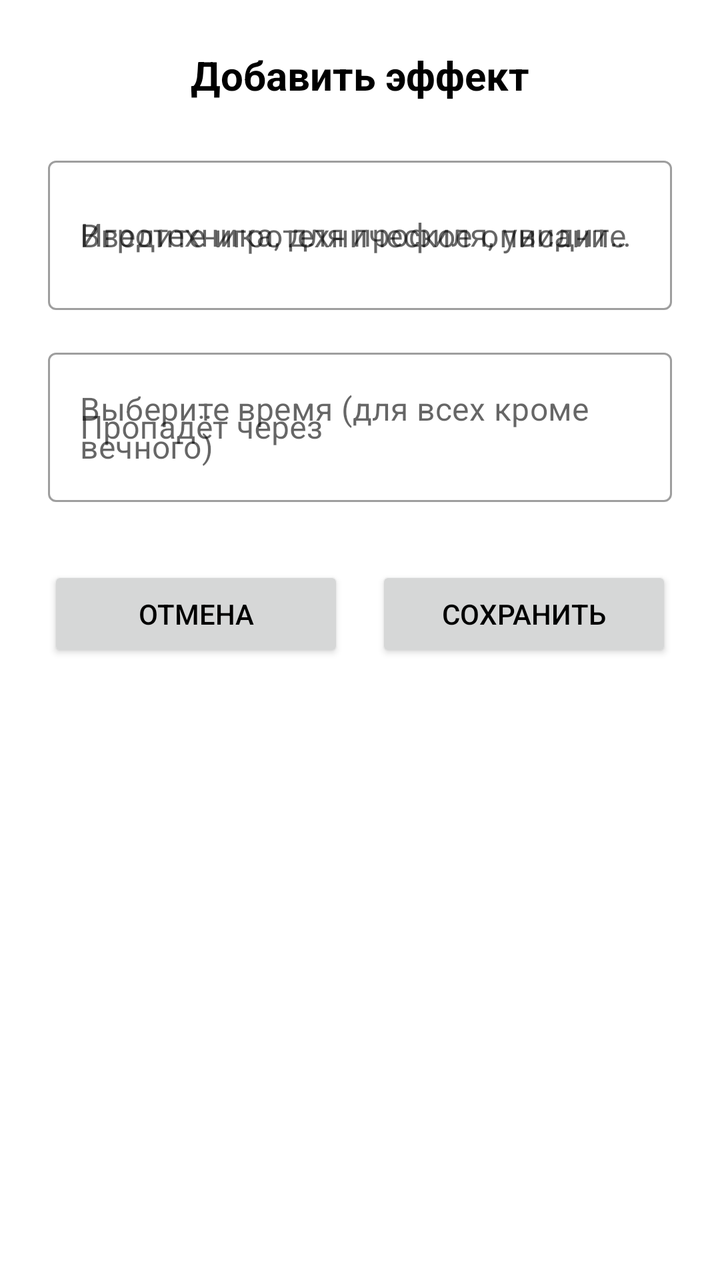
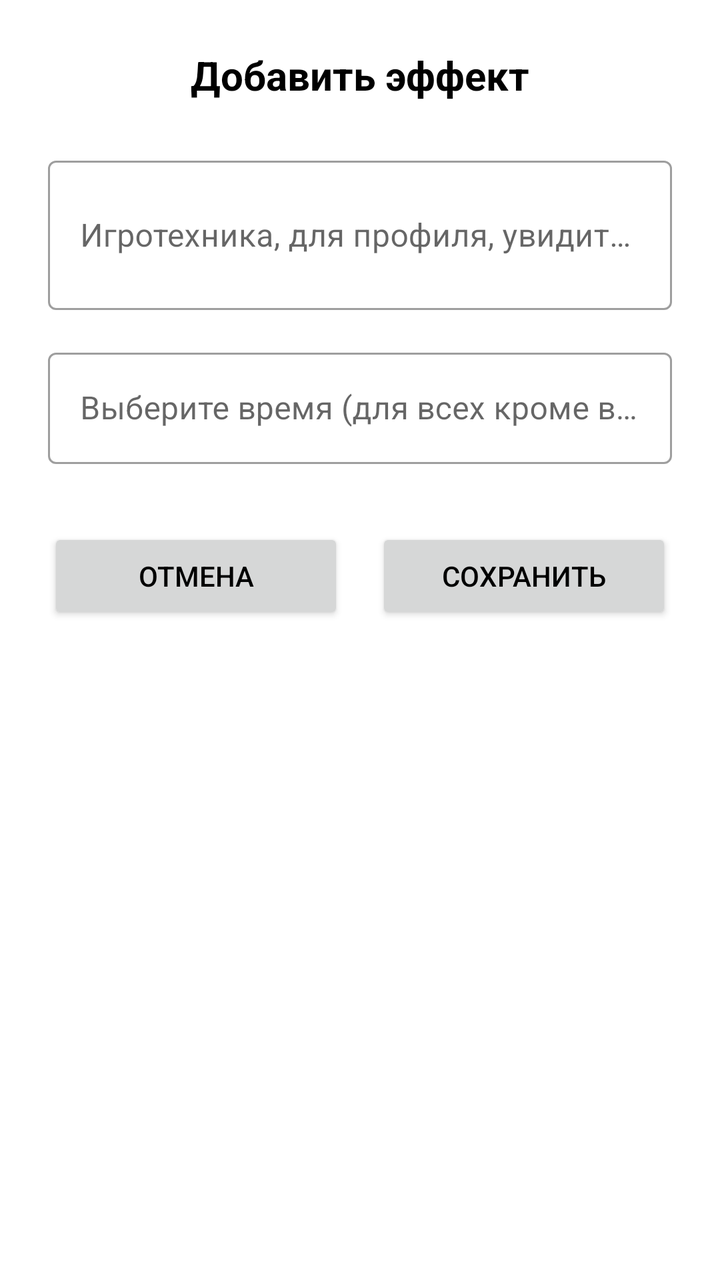

Compare the two renders of this Android layout. The source of the first and the diff that turns it into the second are given below.
<!-- AndroidManifest.xml: application theme Theme.Shift -->
<!-- res/layout/dialog_add_effect.xml -->
<?xml version="1.0" encoding="utf-8"?>
<LinearLayout xmlns:android="http://schemas.android.com/apk/res/android"
    android:layout_width="match_parent"
    android:layout_height="wrap_content"
    android:orientation="vertical"
    android:padding="24dp">

    <TextView
        android:layout_width="match_parent"
        android:layout_height="wrap_content"
        android:text="Добавить эффект"
        android:textSize="20sp"
        android:textStyle="bold"
        android:layout_marginBottom="24dp"
        android:gravity="center" />

    
    <com.google.android.material.textfield.TextInputLayout
        android:id="@+id/textToShowPlayersLayout"
        android:layout_width="match_parent"
        android:layout_height="wrap_content"
        android:layout_marginBottom="16dp"
        android:hint="@string/gametech"
        style="@style/Widget.MaterialComponents.TextInputLayout.OutlinedBox">

        <com.google.android.material.textfield.TextInputEditText
            android:id="@+id/textToShowPlayersInput"
            android:layout_width="match_parent"
            android:layout_height="wrap_content"
            android:inputType="textMultiLine"
            android:minLines="2"
            android:maxLines="4"
            android:text=""
            android:hint="@string/gametech_hint" />

    </com.google.android.material.textfield.TextInputLayout>

    
    <com.google.android.material.textfield.TextInputLayout
        android:id="@+id/timeToLiveLayout"
        android:layout_width="match_parent"
        android:layout_height="wrap_content"
        android:layout_marginBottom="16dp"
        android:hint="@string/time_to_live"
        style="@style/Widget.MaterialComponents.TextInputLayout.OutlinedBox">

        <com.google.android.material.textfield.TextInputEditText
            android:id="@+id/timeToLiveInput"
            android:layout_width="match_parent"
            android:layout_height="wrap_content"
            android:inputType="none"
            android:focusable="false"
            android:clickable="true"
            android:text=""
            android:hint="@string/time_to_live_hint" />

    </com.google.android.material.textfield.TextInputLayout>

    
    <com.google.android.material.textfield.TextInputLayout
        android:id="@+id/markTypeLayout"
        android:layout_width="match_parent"
        android:layout_height="wrap_content"
        android:layout_marginBottom="16dp"
        android:hint="Тип метки"
        android:visibility="gone"
        style="@style/Widget.MaterialComponents.TextInputLayout.OutlinedBox">

        <com.google.android.material.textfield.TextInputEditText
            android:id="@+id/markTypeInput"
            android:layout_width="match_parent"
            android:layout_height="wrap_content"
            android:inputType="none"
            android:focusable="false"
            android:clickable="true"
            android:text=""
            android:hint="Выберите тип метки" />

    </com.google.android.material.textfield.TextInputLayout>

    
    <LinearLayout
        android:id="@+id/markFieldsLayout"
        android:layout_width="match_parent"
        android:layout_height="wrap_content"
        android:orientation="vertical"
        android:visibility="gone">

        
        <com.google.android.material.textfield.TextInputLayout
            android:id="@+id/markNameLayout"
            android:layout_width="match_parent"
            android:layout_height="wrap_content"
            android:layout_marginBottom="16dp"
            android:hint="Название метки"
            style="@style/Widget.MaterialComponents.TextInputLayout.OutlinedBox">

            <com.google.android.material.textfield.TextInputEditText
                android:id="@+id/markNameInput"
                android:layout_width="match_parent"
                android:layout_height="wrap_content"
                android:inputType="text"
                android:text=""
                android:hint="Введите название метки" />

        </com.google.android.material.textfield.TextInputLayout>

        
        <com.google.android.material.textfield.TextInputLayout
            android:id="@+id/markDescriptionLayout"
            android:layout_width="match_parent"
            android:layout_height="wrap_content"
            android:layout_marginBottom="16dp"
            android:hint="Описание метки"
            style="@style/Widget.MaterialComponents.TextInputLayout.OutlinedBox">

            <com.google.android.material.textfield.TextInputEditText
                android:id="@+id/markDescriptionInput"
                android:layout_width="match_parent"
                android:layout_height="wrap_content"
                android:inputType="textMultiLine"
                android:minLines="2"
                android:maxLines="4"
                android:text=""
                android:hint="Введите описание метки" />

        </com.google.android.material.textfield.TextInputLayout>

        
        <LinearLayout
            android:layout_width="match_parent"
            android:layout_height="wrap_content"
            android:orientation="horizontal"
            android:layout_marginBottom="16dp">

            <CheckBox
                android:id="@+id/markExternalCheckBox"
                android:layout_width="wrap_content"
                android:layout_height="wrap_content"
                android:text="Внешняя метка" />

        </LinearLayout>

    </LinearLayout>

    
    <LinearLayout
        android:layout_width="match_parent"
        android:layout_height="wrap_content"
        android:orientation="horizontal"
        android:layout_marginTop="16dp">

        <Button
            android:id="@+id/cancelButton"
            android:layout_width="0dp"
            android:layout_height="wrap_content"
            android:layout_weight="1"
            android:layout_marginEnd="8dp"
            android:text="Отмена" />

        <Button
            android:id="@+id/saveButton"
            android:layout_width="0dp"
            android:layout_height="wrap_content"
            android:layout_weight="1"
            android:layout_marginStart="8dp"
            android:text="Сохранить" />

    </LinearLayout>

</LinearLayout>
<!-- resources referenced by this layout -->
<resources>
  <string name="gametech">Игротехника, для профиля, увидит игрок</string>
  <string name="gametech_hint">Введите игротехническое описание</string>
  <string name="time_to_live">Пропадёт через</string>
  <string name="time_to_live_hint">Выберите время (для всех кроме вечного)</string>
  <style name="Theme.Shift" parent="Theme.MaterialComponents.Light.NoActionBar">
          
          <item name="colorPrimary">@color/purple_500</item>
          <item name="colorPrimaryVariant">@color/purple_700</item>
          <item name="colorOnPrimary">@color/white</item>
          
          <item name="colorSecondary">@color/teal_200</item>
          <item name="colorSecondaryVariant">@color/teal_700</item>
          <item name="colorOnSecondary">@color/black</item>
          
          <item name="android:statusBarColor">?attr/colorPrimaryVariant</item>
          
          <item name="android:forceDarkAllowed">false</item>
          <item name="android:windowBackground">@android:color/white</item>
          <item name="android:textColor">@android:color/black</item>
          <item name="android:textColorPrimary">@android:color/black</item>
          <item name="android:textColorSecondary">@android:color/black</item>
          <item name="android:windowOptOutEdgeToEdgeEnforcement">true</item>
          
      </style>
  <color name="purple_500">#FF6200EE</color>
  <color name="purple_700">#FF3700B3</color>
  <color name="white">#FFFFFFFF</color>
  <color name="teal_200">#FF03DAC5</color>
  <color name="teal_700">#FF018786</color>
  <color name="black">#FF000000</color>
</resources>

<!-- the commit's change to res/layout/dialog_add_effect.xml (unified diff, before → after) -->
@@ -30,8 +30,7 @@
             android:inputType="textMultiLine"
             android:minLines="2"
             android:maxLines="4"
-            android:text=""
-            android:hint="@string/gametech_hint" />
+            android:text=""/>
 
     </com.google.android.material.textfield.TextInputLayout>
 
@@ -41,7 +40,7 @@
         android:layout_width="match_parent"
         android:layout_height="wrap_content"
         android:layout_marginBottom="16dp"
-        android:hint="@string/time_to_live"
+        android:hint="@string/time_to_live_hint"
         style="@style/Widget.MaterialComponents.TextInputLayout.OutlinedBox">
 
         <com.google.android.material.textfield.TextInputEditText
@@ -51,8 +50,7 @@
             android:inputType="none"
             android:focusable="false"
             android:clickable="true"
-            android:text=""
-            android:hint="@string/time_to_live_hint" />
+            android:text="" />
 
     </com.google.android.material.textfield.TextInputLayout>
 
<!-- resource entries referenced after the edit -->
@@ -1,8 +1,6 @@
 <!-- resources referenced by this layout -->
 <resources>
   <string name="gametech">Игротехника, для профиля, увидит игрок</string>
-  <string name="gametech_hint">Введите игротехническое описание</string>
-  <string name="time_to_live">Пропадёт через</string>
   <string name="time_to_live_hint">Выберите время (для всех кроме вечного)</string>
   <style name="Theme.Shift" parent="Theme.MaterialComponents.Light.NoActionBar">
           
